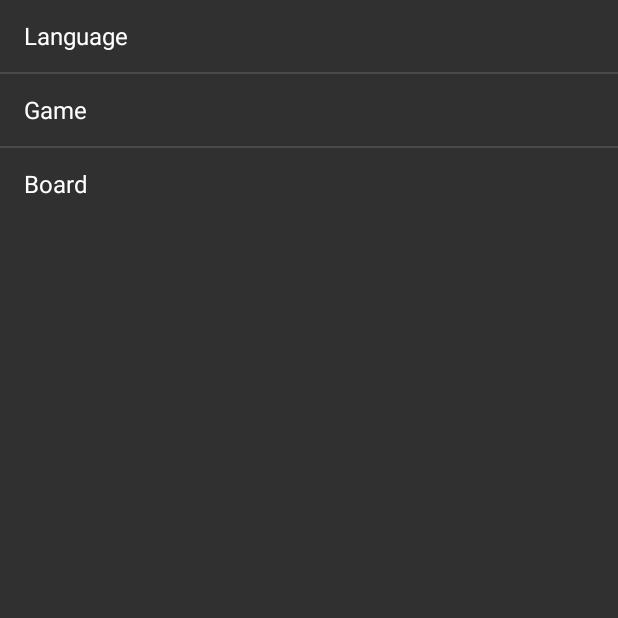
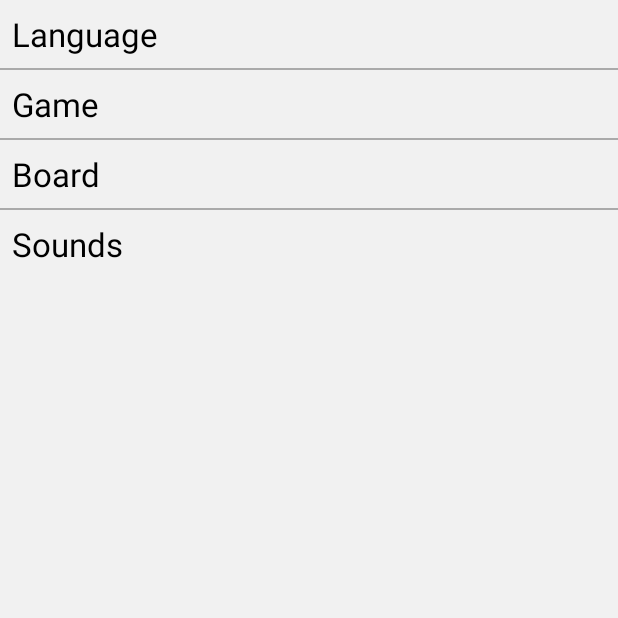
Before and after one commit to EvilGenoM/chessClient, an Android app: the SettingsActivity screen opened directly, with no data from a screen before it, on a phone screen of 412 x 824 dp, the top half of it. Run offline under Robolectric (Android 15) with nearby library versions, the phone set to English and light mode, and no system bars.

Commit message:
Добавлена ListActivity настроек

```diff
--- a/app/src/main/AndroidManifest.xml
+++ b/app/src/main/AndroidManifest.xml
@@ -9,7 +9,7 @@
         android:label="@string/app_name"
         android:roundIcon="@mipmap/ic_launcher_round"
         android:supportsRtl="true"
-        android:theme="@style/Theme.AppCompat.NoActionBar">
+        android:theme="@style/Theme.AppCompat.Light.DarkActionBar">
         <activity android:name=".ui.MainActivity">
             <intent-filter>
                 <action android:name="android.intent.action.MAIN" />
@@ -19,7 +19,6 @@
         </activity>
         <activity android:name=".ui.GameActivity" />
         <activity android:name=".ui.SettingsActivity" />
-        <activity android:name=".ui.settings.LanguageSettingsActivity" />
         <activity android:name=".ui.GameSettingsActivity"></activity>
     </application>
 
--- a/app/src/main/java/mobi/mpk/chessandroid/ui/SettingsActivity.java
+++ b/app/src/main/java/mobi/mpk/chessandroid/ui/SettingsActivity.java
@@ -1,40 +1,24 @@
 package mobi.mpk.chessandroid.ui;
 
-import android.content.Intent;
+import android.app.ListActivity;
 import android.os.Bundle;
-import android.support.v7.app.AppCompatActivity;
-import android.view.View;
-import android.widget.AdapterView;
+import android.widget.ArrayAdapter;
 
 import mobi.mpk.chessandroid.R;
-import mobi.mpk.chessandroid.ui.settings.LanguageSettingsActivity;
 
-public class SettingsActivity extends AppCompatActivity {
+public class SettingsActivity extends ListActivity {
 
     @Override
     protected void onCreate(Bundle savedInstanceState) {
+
         super.onCreate(savedInstanceState);
+
         setContentView(R.layout.activity_settings);
 
-        AdapterView.OnItemClickListener itemClickListener = new AdapterView.OnItemClickListener() {
+        String[] options = getResources().getStringArray(R.array.options);
 
-            public void onItemClick(AdapterView<?> listView, View itemView, int position, long id) {
-
-                if(position == 0) {
-
-                    Intent intent = new Intent(SettingsActivity.this, LanguageSettingsActivity.class);
-                    startActivity(intent);
-
-                } else if (position == 1) {
-
-                    Intent intent = new Intent(SettingsActivity.this, GameSettingsActivity.class);
-                    startActivity(intent);
-
-                }
-
-            }
-
-        };
+        ArrayAdapter<String> adapter = new ArrayAdapter<String>(this, R.layout.list_settings, R.id.list_content, options);
+        setListAdapter(adapter);
 
     }
 
--- a/app/src/main/res/layout/activity_game_settings.xml
+++ b/app/src/main/res/layout/activity_game_settings.xml
@@ -4,6 +4,7 @@
     xmlns:tools="http://schemas.android.com/tools"
     android:layout_width="match_parent"
     android:layout_height="match_parent"
+    android:background="#f1f1f1"
     tools:context="mobi.mpk.chessandroid.ui.GameSettingsActivity">
 
     <Switch
@@ -23,6 +24,7 @@
         android:layout_height="wrap_content"
         android:text="Board coordinate (A-H) (1-8)"
         android:textSize="20dp"
+        android:textColor="#000"
         android:layout_marginLeft="23dp"
         android:layout_marginStart="23dp"
         android:layout_alignBaseline="@+id/switch1"
@@ -44,6 +46,7 @@
         android:layout_height="wrap_content"
         android:text="Dragen drop"
         android:textSize="20dp"
+        android:textColor="#000"
         android:layout_marginTop="21dp"
         android:layout_below="@+id/switch1"
         android:layout_alignLeft="@+id/textView5"
--- a/app/src/main/res/layout/activity_settings.xml
+++ b/app/src/main/res/layout/activity_settings.xml
@@ -1,15 +1,16 @@
 <?xml version="1.0" encoding="utf-8"?>
 <RelativeLayout xmlns:android="http://schemas.android.com/apk/res/android"
-    xmlns:app="http://schemas.android.com/apk/res-auto"
     xmlns:tools="http://schemas.android.com/tools"
     android:layout_width="match_parent"
     android:layout_height="match_parent"
+    android:background="#f1f1f1"
     tools:context="mobi.mpk.chessandroid.ui.SettingsActivity">
 
     <ListView
+        android:id="@android:id/list"
         android:layout_width="wrap_content"
         android:layout_height="wrap_content"
-        android:entries="@array/options">
-    </ListView>
+        android:divider="#aaa"
+        android:dividerHeight="1dp"/>
 
 </RelativeLayout>
--- /dev/null
+++ b/app/src/main/res/layout/list_settings.xml
@@ -0,0 +1,18 @@
+<?xml version="1.0" encoding="utf-8"?>
+<LinearLayout
+    xmlns:android="http://schemas.android.com/apk/res/android"
+    android:gravity="center_vertical"
+    android:layout_width="fill_parent"
+    android:layout_height="fill_parent">
+
+    <!-- Defining where should text be placed. You set you text color here-->
+    <TextView
+        android:id="@+id/list_content"
+        android:textColor="#000"
+        android:text="sample"
+        android:textSize="22dp"
+        android:layout_margin="8dip"
+        android:layout_width="fill_parent"
+        android:layout_height="wrap_content" />
+
+</LinearLayout>
--- a/app/src/main/res/values/strings.xml
+++ b/app/src/main/res/values/strings.xml
@@ -4,6 +4,7 @@
         <item>Language</item>
         <item>Game</item>
         <item>Board</item>
+        <item>Sounds</item>
     </string-array>
     <string-array name="languages">
         <item>English</item>
```
Also changed, not shown: app/src/main/java/mobi/mpk/chessandroid/ui/MainActivity.java (+7 -0 lines), app/src/main/res/layout/activity_main.xml (+12 -2 lines), 1 other file.
